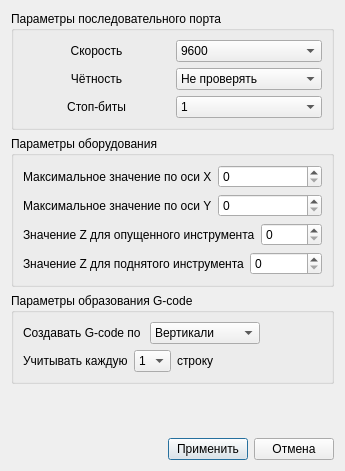
This is ui/settings.ui in vladislick/CNCRun as Qt 5 draws it before an edit. The edited form follows.
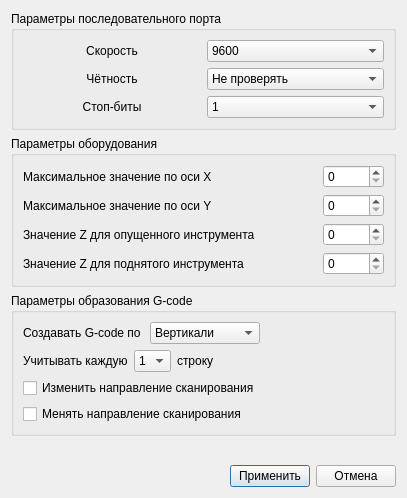
This is the edited form.

What changed in the file:
```diff
--- a/ui/settings.ui
+++ b/ui/settings.ui
@@ -6,8 +6,8 @@
    <rect>
     <x>0</x>
     <y>0</y>
-    <width>343</width>
-    <height>471</height>
+    <width>407</width>
+    <height>498</height>
    </rect>
   </property>
   <property name="windowTitle">
@@ -132,6 +132,19 @@
           </property>
          </widget>
         </item>
+        <item>
+         <spacer name="horizontalSpacer">
+          <property name="orientation">
+           <enum>Qt::Horizontal</enum>
+          </property>
+          <property name="sizeHint" stdset="0">
+           <size>
+            <width>40</width>
+            <height>20</height>
+           </size>
+          </property>
+         </spacer>
+        </item>
         <item>
          <widget class="QSpinBox" name="spinBox">
           <property name="minimum">
@@ -153,6 +166,19 @@
           </property>
          </widget>
         </item>
+        <item>
+         <spacer name="horizontalSpacer_5">
+          <property name="orientation">
+           <enum>Qt::Horizontal</enum>
+          </property>
+          <property name="sizeHint" stdset="0">
+           <size>
+            <width>40</width>
+            <height>20</height>
+           </size>
+          </property>
+         </spacer>
+        </item>
         <item>
          <widget class="QSpinBox" name="spinBox_2">
           <property name="minimum">
@@ -174,6 +200,19 @@
           </property>
          </widget>
         </item>
+        <item>
+         <spacer name="horizontalSpacer_6">
+          <property name="orientation">
+           <enum>Qt::Horizontal</enum>
+          </property>
+          <property name="sizeHint" stdset="0">
+           <size>
+            <width>40</width>
+            <height>20</height>
+           </size>
+          </property>
+         </spacer>
+        </item>
         <item>
          <widget class="QSpinBox" name="spinBox_3">
           <property name="minimum">
@@ -195,6 +234,19 @@
           </property>
          </widget>
         </item>
+        <item>
+         <spacer name="horizontalSpacer_7">
+          <property name="orientation">
+           <enum>Qt::Horizontal</enum>
+          </property>
+          <property name="sizeHint" stdset="0">
+           <size>
+            <width>40</width>
+            <height>20</height>
+           </size>
+          </property>
+         </spacer>
+        </item>
         <item>
          <widget class="QSpinBox" name="spinBox_4">
           <property name="minimum">
@@ -318,6 +370,20 @@
         </item>
        </layout>
       </item>
+      <item>
+       <widget class="QCheckBox" name="checkBox">
+        <property name="text">
+         <string>Изменить направление сканирования</string>
+        </property>
+       </widget>
+      </item>
+      <item>
+       <widget class="QCheckBox" name="checkBox_2">
+        <property name="text">
+         <string>Менять направление сканирования</string>
+        </property>
+       </widget>
+      </item>
      </layout>
     </widget>
    </item>
@@ -357,6 +423,9 @@
        <property name="text">
         <string>Применить</string>
        </property>
+       <property name="flat">
+        <bool>false</bool>
+       </property>
       </widget>
      </item>
      <item>
```
Left out of the diff: 3 changed lines with no effect on the pictures.
